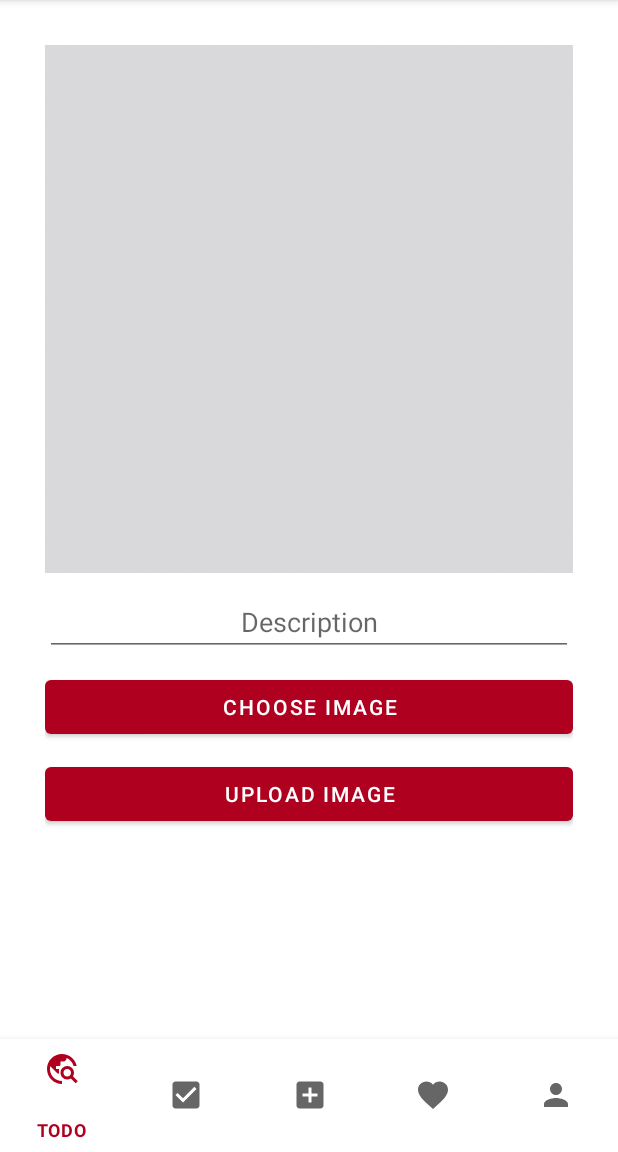
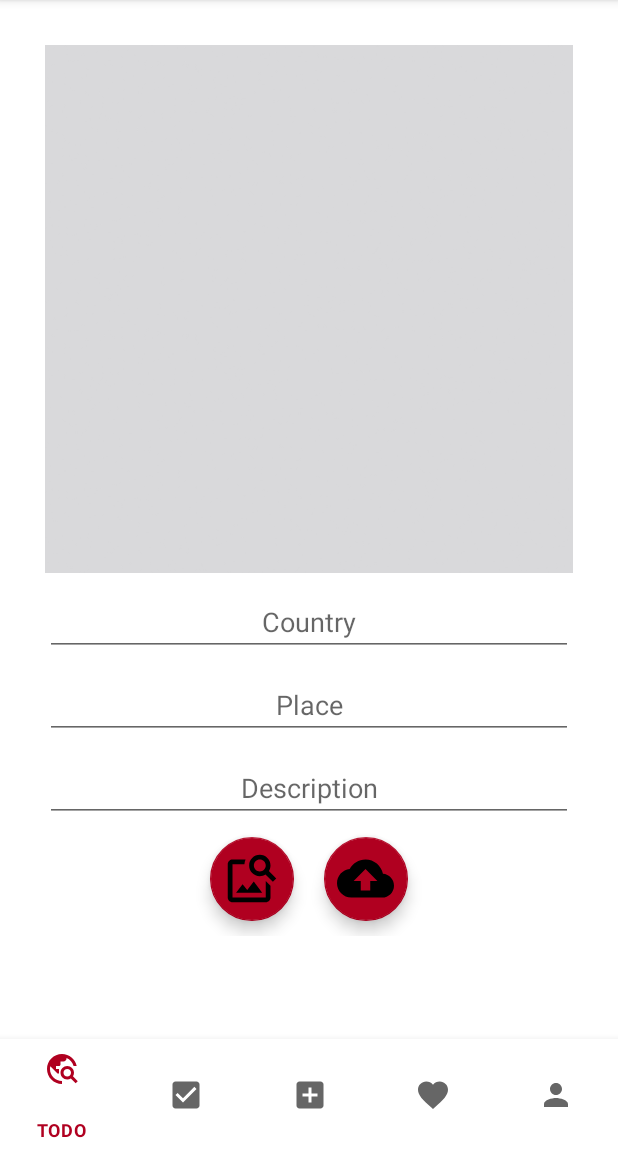
Before and after one commit to up201606615/BucketList, an Android app: the fragment AddFragment placed in its activity, on a phone screen of 412 x 824 dp, the part 84-1236 px from its top. Run offline under Robolectric (Android 15) with nearby library versions, the phone set to English and light mode, and no system bars; our stand-ins replace Firebase (no records; nobody signed in at launch, a user with empty details on screens opened directly).

Commit message:
Changed buttons format

```diff
--- a/app/src/main/java/pt/atp/bucketlist/fragments/AddFragment.kt
+++ b/app/src/main/java/pt/atp/bucketlist/fragments/AddFragment.kt
@@ -14,6 +14,7 @@ import android.widget.Toast
 import androidx.fragment.app.Fragment
 import com.google.android.gms.tasks.Continuation
 import com.google.android.gms.tasks.Task
+import com.google.android.material.floatingactionbutton.FloatingActionButton
 import com.google.firebase.firestore.FirebaseFirestore
 import com.google.firebase.storage.FirebaseStorage
 import com.google.firebase.storage.StorageReference
@@ -29,11 +30,13 @@ class AddFragment : Fragment(R.layout.fragment_add) {
     private val PICK_IMAGE_REQUEST = 71
     private var filePath: Uri? = null
     private var storageReference: StorageReference? = null
-    var buttonChooseImage: Button? = null
-    var buttonUploadImage: Button? = null
-    var buttonAddPlacesToVisit: Button? = null
-    var buttonAddPlacesVisited: Button? = null
-    var descriptionText: EditText? = null
+    private var buttonChooseImage: FloatingActionButton? = null
+    private var buttonUploadImage: FloatingActionButton? = null
+    private var buttonAddPlacesToVisit: Button? = null
+    private var buttonAddPlacesVisited: Button? = null
+    private var descriptionText: EditText? = null
+    private var countryText: EditText? = null
+    private var placeText: EditText? = null
 
         override fun onCreateView(inflater: LayoutInflater, container: ViewGroup?, savedInstanceState: Bundle?): View? {
         val rootView: View = inflater.inflate(R.layout.fragment_add,container,false)
@@ -42,6 +45,8 @@ class AddFragment : Fragment(R.layout.fragment_add) {
         buttonAddPlacesToVisit = rootView.findViewById(R.id.buttonAddPlacesToVisit)
         buttonAddPlacesVisited = rootView.findViewById(R.id.buttonAddPlacesVisited)
         descriptionText = rootView.findViewById(R.id.descriptionText)
+        countryText = rootView.findViewById(R.id.countryText)
+        placeText = rootView.findViewById(R.id.placeText)
 
         storageReference = FirebaseStorage.getInstance().reference
 
@@ -96,10 +101,10 @@ class AddFragment : Fragment(R.layout.fragment_add) {
         val db = FirebaseFirestore.getInstance()
         val data = hashMapOf(
             "imageUrl" to uri,
+            "country" to countryText?.text.toString(),
+            "place" to placeText?.text.toString(),
             "description" to descriptionText?.text.toString()
         )
-        //data["imageUrl"] = uri
-        if (descriptionText?.text!=null){
         db.collection(list)
             .add(data)
             .addOnSuccessListener {
@@ -107,9 +112,6 @@ class AddFragment : Fragment(R.layout.fragment_add) {
             }
             .addOnFailureListener {
                 Toast.makeText(context, "Error saving to DB", Toast.LENGTH_LONG).show()
-                }
-        } else{
-            Toast.makeText(context,"Write the description", Toast.LENGTH_LONG).show()
             }
 
     }
--- /dev/null
+++ b/app/src/main/res/drawable/ic_choose.xml
@@ -0,0 +1,12 @@
+<vector xmlns:android="http://schemas.android.com/apk/res/android"
+    xmlns:tools="http://schemas.android.com/tools"
+    android:width="24dp"
+    android:height="24dp"
+    android:viewportWidth="24"
+    android:viewportHeight="24">
+
+    <path
+        android:fillColor="@android:color/white"
+        android:pathData="M18,13v7L4,20L4,6h5.02c0.05,-0.71 0.22,-1.38 0.48,-2L4,4c-1.1,0 -2,0.9 -2,2v14c0,1.1 0.9,2 2,2h14c1.1,0 2,-0.9 2,-2v-5l-2,-2zM16.5,18h-11l2.75,-3.53 1.96,2.36 2.75,-3.54zM19.3,8.89c0.44,-0.7 0.7,-1.51 0.7,-2.39C20,4.01 17.99,2 15.5,2S11,4.01 11,6.5s2.01,4.5 4.49,4.5c0.88,0 1.7,-0.26 2.39,-0.7L21,13.42 22.42,12 19.3,8.89zM15.5,9C14.12,9 13,7.88 13,6.5S14.12,4 15.5,4 18,5.12 18,6.5 16.88,9 15.5,9z"
+        tools:ignore="VectorRaster" />
+</vector>
--- /dev/null
+++ b/app/src/main/res/drawable/ic_upload.xml
@@ -0,0 +1,12 @@
+<vector xmlns:android="http://schemas.android.com/apk/res/android"
+    xmlns:tools="http://schemas.android.com/tools"
+    android:width="24dp"
+    android:height="24dp"
+    android:viewportWidth="24"
+    android:viewportHeight="24">
+
+    <path
+        android:fillColor="@android:color/white"
+        android:pathData="M19.35,10.04C18.67,6.59 15.64,4 12,4 9.11,4 6.6,5.64 5.35,8.04 2.34,8.36 0,10.91 0,14c0,3.31 2.69,6 6,6h13c2.76,0 5,-2.24 5,-5 0,-2.64 -2.05,-4.78 -4.65,-4.96zM14,13v4h-4v-4H7l5,-5 5,5h-3z"
+        tools:ignore="VectorRaster" />
+</vector>
--- a/app/src/main/res/layout/layout_add_place.xml
+++ b/app/src/main/res/layout/layout_add_place.xml
@@ -15,20 +15,72 @@
     <pt.atp.bucketlist.SquareImageView
         android:id="@+id/image_preview"
         android:layout_width="wrap_content"
-        android:layout_height="wrap_content"
+        android:layout_height="0dp"
         android:layout_weight="0"
         android:src="@drawable/insert"
         android:scaleType="centerCrop"/>
 
+    <EditText
+        android:id="@+id/countryText"
+        android:layout_width="match_parent"
+        android:layout_height="wrap_content"
+        android:hint="@string/country"
+        android:gravity="center"
+        android:layout_marginTop="10dp"
+        android:autofillHints="" />
+    <EditText
+        android:id="@+id/placeText"
+        android:layout_width="match_parent"
+        android:layout_height="wrap_content"
+        android:hint="@string/place"
+        android:gravity="center"
+        android:layout_marginTop="10dp"
+        android:autofillHints="" />
     <EditText
         android:id="@+id/descriptionText"
         android:layout_width="match_parent"
         android:layout_height="wrap_content"
         android:hint="@string/description"
         android:gravity="center"
-        android:layout_marginTop="10dp"/>
+        android:layout_marginTop="10dp"
+        android:autofillHints="" />
 
-    <Button
+    <LinearLayout
+        android:layout_width="match_parent"
+        android:layout_height="wrap_content"
+        android:gravity="center">
+
+        <com.google.android.material.floatingactionbutton.FloatingActionButton
+            android:id="@+id/buttonChooseImage"
+            android:layout_width="wrap_content"
+            android:layout_height="wrap_content"
+            android:clickable="true"
+            app:backgroundTint="@color/design_default_color_error"
+            android:src="@drawable/ic_choose"
+            android:layout_margin="10dp"
+            android:scaleType="center"
+            app:maxImageSize="38dp"
+            android:focusable="true"
+            android:contentDescription="@string/choose_button" />
+
+        <com.google.android.material.floatingactionbutton.FloatingActionButton
+            android:id="@+id/buttonUploadImage"
+            android:layout_width="wrap_content"
+            android:layout_height="wrap_content"
+            android:clickable="true"
+            android:layout_margin="10dp"
+            app:backgroundTint="@color/design_default_color_error"
+            android:src="@drawable/ic_upload"
+            android:scaleType="center"
+            app:maxImageSize="38dp"
+            android:focusable="true"
+            android:contentDescription="@string/upload_button"/>
+
+    </LinearLayout>
+
+
+
+<!--    <Button
         android:id="@+id/buttonChooseImage"
         android:layout_width="match_parent"
         android:layout_height="wrap_content"
@@ -40,6 +92,6 @@
         android:layout_width="match_parent"
         android:layout_height="wrap_content"
         android:text="@string/upload_image"
-        android:layout_marginTop="10dp"/>
+        android:layout_marginTop="10dp"/>-->
 
 </LinearLayout>
--- a/app/src/main/res/values/strings.xml
+++ b/app/src/main/res/values/strings.xml
@@ -24,4 +24,8 @@
     <string name="choose_image">Choose image</string>
     <string name="upload_image">Upload image</string>
     <string name="description">Description</string>
+    <string name="country">Country</string>
+    <string name="place">Place</string>
+    <string name="upload_button">Upload Button</string>
+    <string name="choose_button">Choose Button</string>
 </resources>
```
Lines whose indentation alone changed are shown as unchanged.
